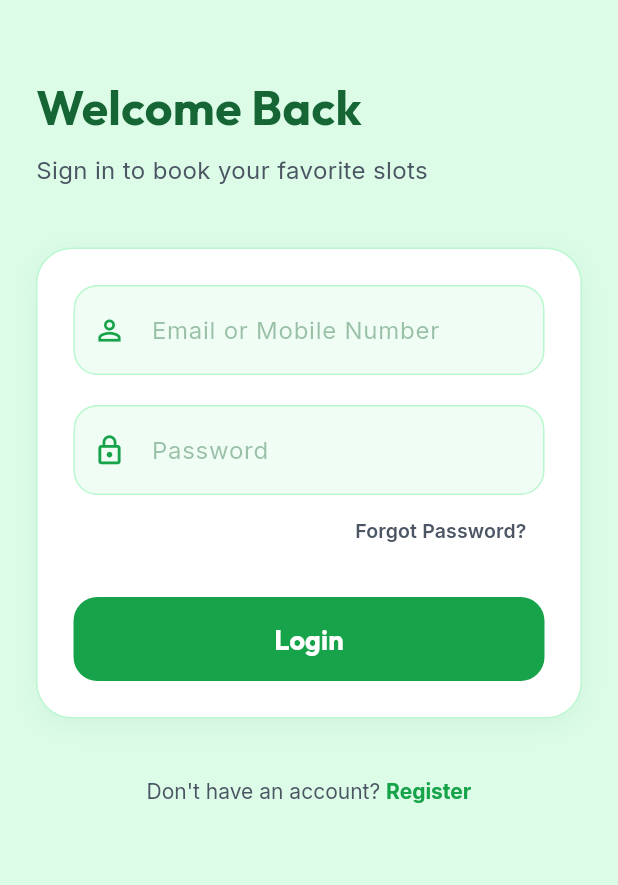
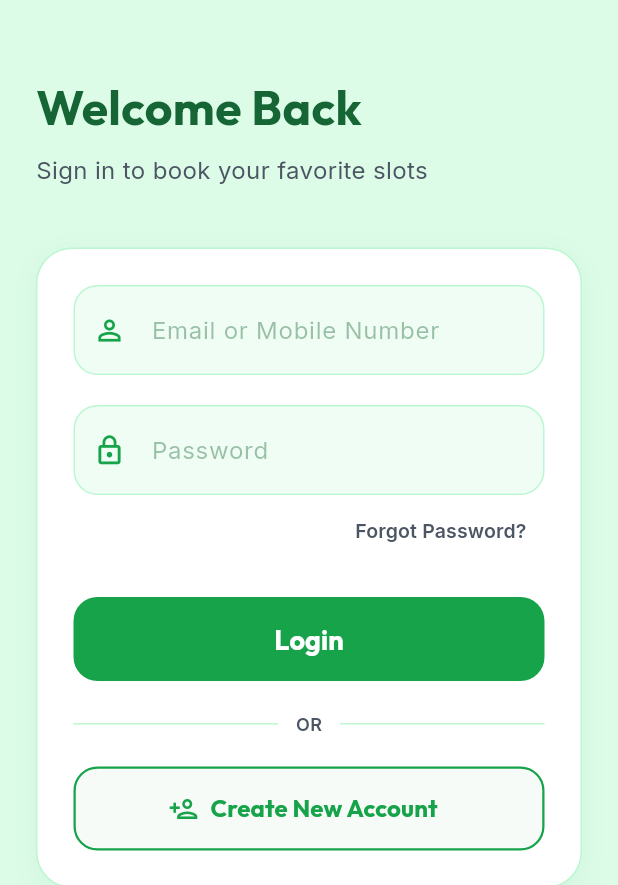
Before and after one commit to sandeep8558/cornerstone_turf, a Flutter app: the screen it shows after launch, on a phone screen of 412 x 824 dp, the part 351-1236 px from its top. Run offline on Flutter 3.47's test engine with Material 3 defaults, Android fonts, the phone set to English and light mode, and no system bars; our stand-ins replace animate_do, flutter_image_compress, flutter_secure_storage, geocoding, geolocator, get and 4 more; missing offline and left inert: mobile_scanner, razorpay_flutter; network calls fail.

Commit message:
feat(mobile): add prominent Create New Account button inside login card

```diff
--- a/mobile/lib/views/login_screen.dart
+++ b/mobile/lib/views/login_screen.dart
@@ -165,36 +165,67 @@ class LoginScreen extends StatelessWidget {
                                 ),
                           ),
                         )),
-                      ],
+
+                        const SizedBox(height: 20),
+
+                        // OR Divider
+                        Row(
+                          children: [
+                            const Expanded(
+                              child: Divider(color: AppColors.green200, thickness: 1),
+                            ),
+                            Padding(
+                              padding: const EdgeInsets.symmetric(horizontal: 12),
+                              child: Text(
+                                'OR',
+                                style: GoogleFonts.inter(
+                                  fontSize: 12,
+                                  fontWeight: FontWeight.w600,
+                                  color: AppColors.textSecondary,
                                 ),
                               ),
                             ),
+                            const Expanded(
+                              child: Divider(color: AppColors.green200, thickness: 1),
+                            ),
+                          ],
+                        ),
 
-                const SizedBox(height: 24),
-                Center(
-                  child: FadeIn(
-                    delay: const Duration(milliseconds: 800),
-                    child: TextButton(
+                        const SizedBox(height: 20),
+
+                        // Create New Account Button
+                        SizedBox(
+                          width: double.infinity,
+                          height: 56,
+                          child: OutlinedButton.icon(
                             onPressed: () => Get.to(() => RegisterScreen()),
-                      child: RichText(
-                        text: TextSpan(
-                          text: "Don't have an account? ",
-                          style: GoogleFonts.inter(color: AppColors.textSecondary),
-                          children: [
-                            TextSpan(
-                              text: 'Register',
-                              style: GoogleFonts.inter(
+                            icon: const Icon(Icons.person_add_outlined, size: 20),
+                            label: Text(
+                              'Create New Account',
+                              style: GoogleFonts.outfit(
+                                fontSize: 16,
+                                fontWeight: FontWeight.bold,
+                              ),
+                            ),
+                            style: OutlinedButton.styleFrom(
+                              foregroundColor: AppColors.primary,
+                              side: const BorderSide(
                                 color: AppColors.primary,
-                                fontWeight: FontWeight.bold,
+                                width: 1.5,
+                              ),
+                              shape: RoundedRectangleBorder(
+                                borderRadius: BorderRadius.circular(16),
+                              ),
+                              backgroundColor: AppColors.primary.withOpacity(0.04),
+                            ),
                           ),
                         ),
                       ],
                     ),
                   ),
                 ),
-                  ),
-                ),
-                const SizedBox(height: 40),
+
+                const SizedBox(height: 30),
               ],
             ),
           ),
```
Lines whose indentation alone changed are shown as unchanged.
